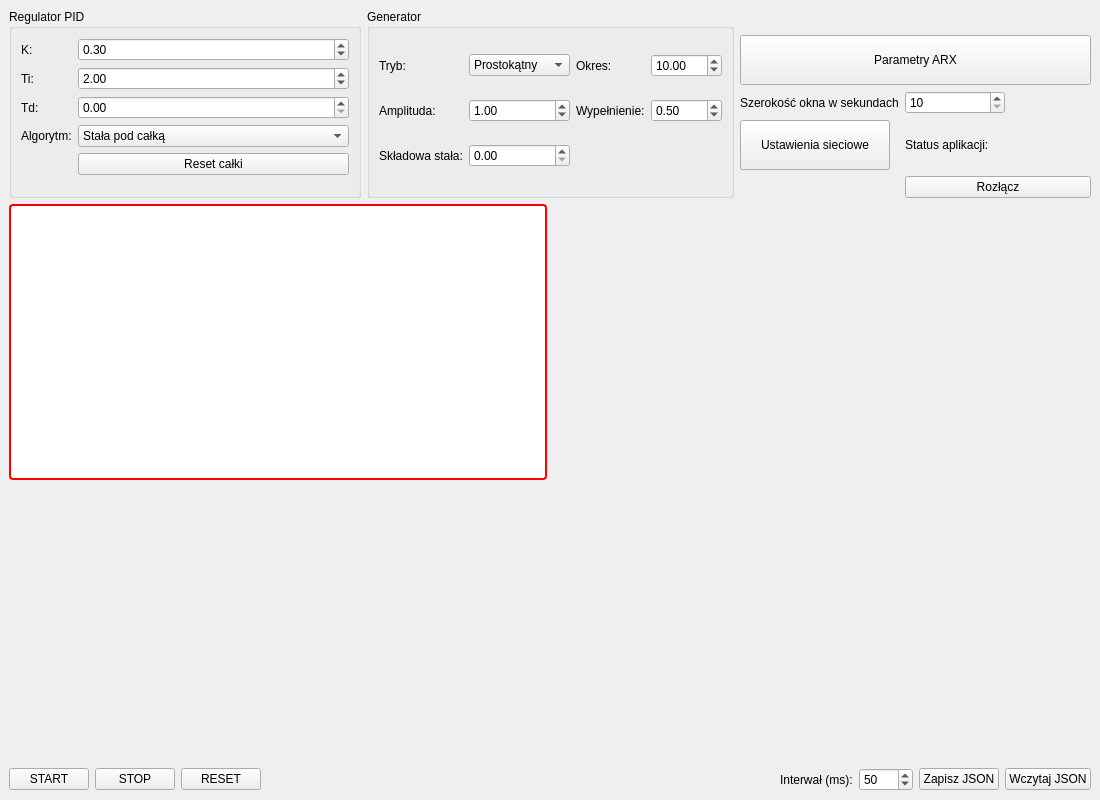
First picture: the form in projektUAR-master/mainwindow.ui, repository IgorStarnowski/Projekt-Sieci, before the edit.
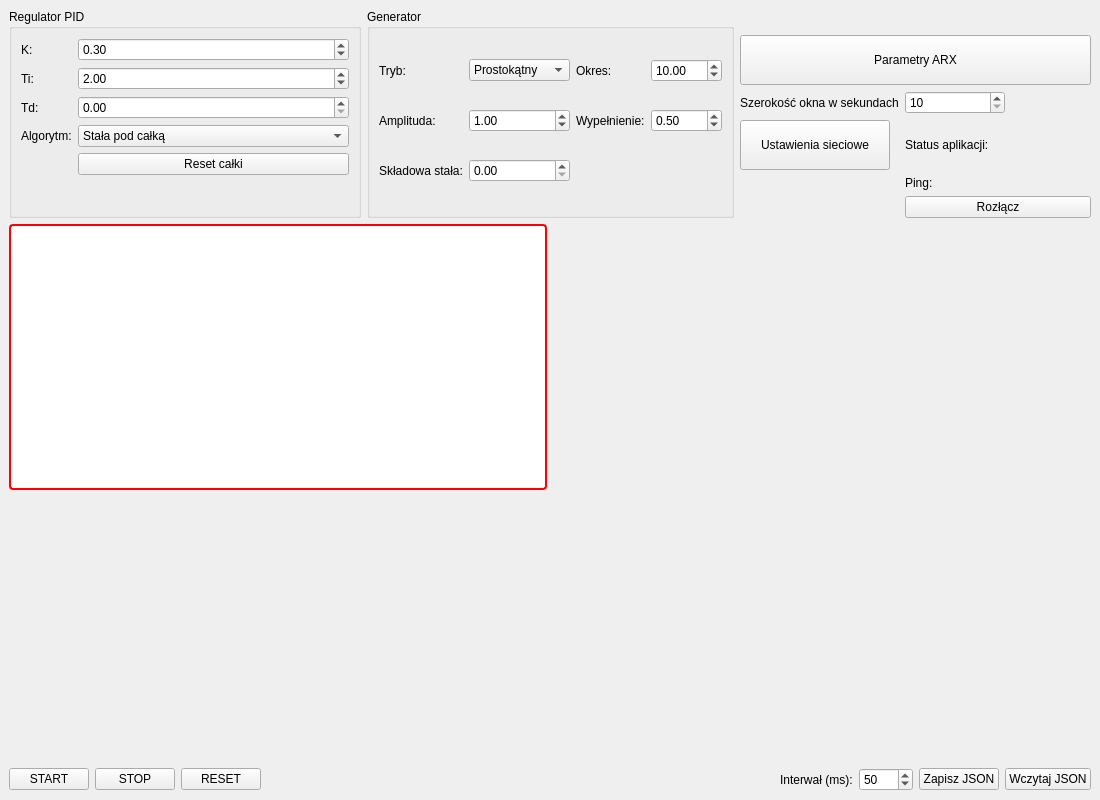
Second picture: the form after the edit.

What changed in the file:
```diff
--- a/projektUAR-master/mainwindow.ui
+++ b/projektUAR-master/mainwindow.ui
@@ -289,13 +289,20 @@
           </property>
          </widget>
         </item>
-        <item row="5" column="1">
+        <item row="7" column="1">
          <widget class="QPushButton" name="btnRozlacz">
           <property name="text">
            <string>Rozłącz</string>
           </property>
          </widget>
         </item>
+        <item row="6" column="1">
+         <widget class="QLabel" name="labelPing">
+          <property name="text">
+           <string>Ping:</string>
+          </property>
+         </widget>
+        </item>
        </layout>
       </item>
      </layout>
```
Left out of the diff: 4 changed lines with no effect on the pictures.
